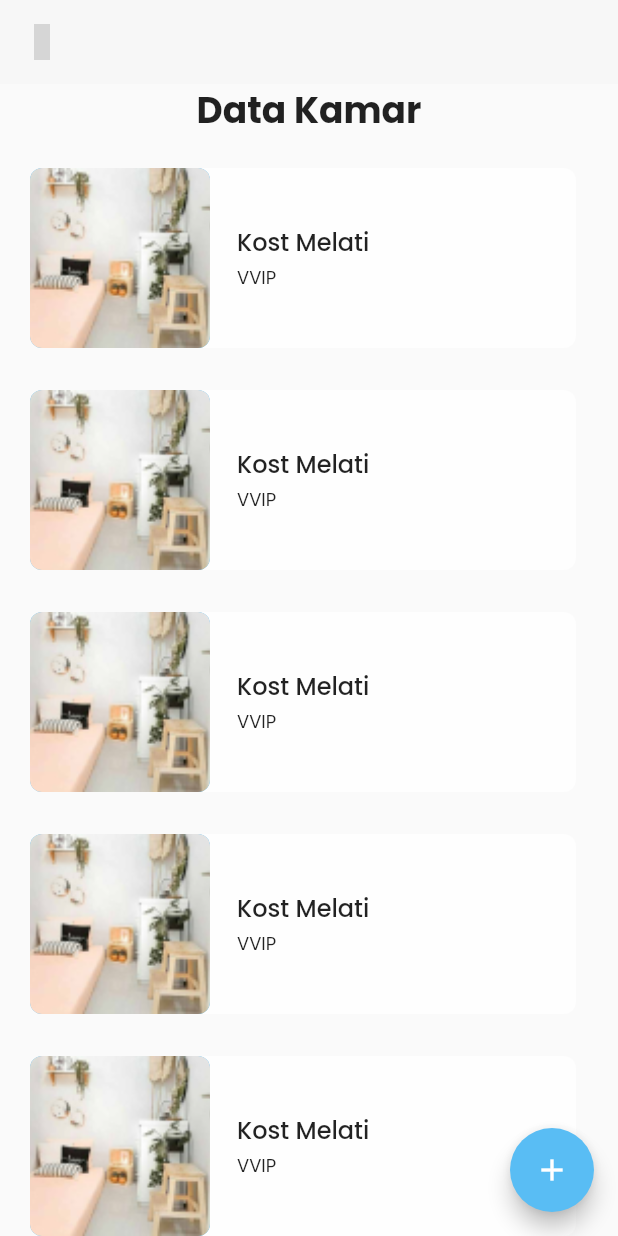
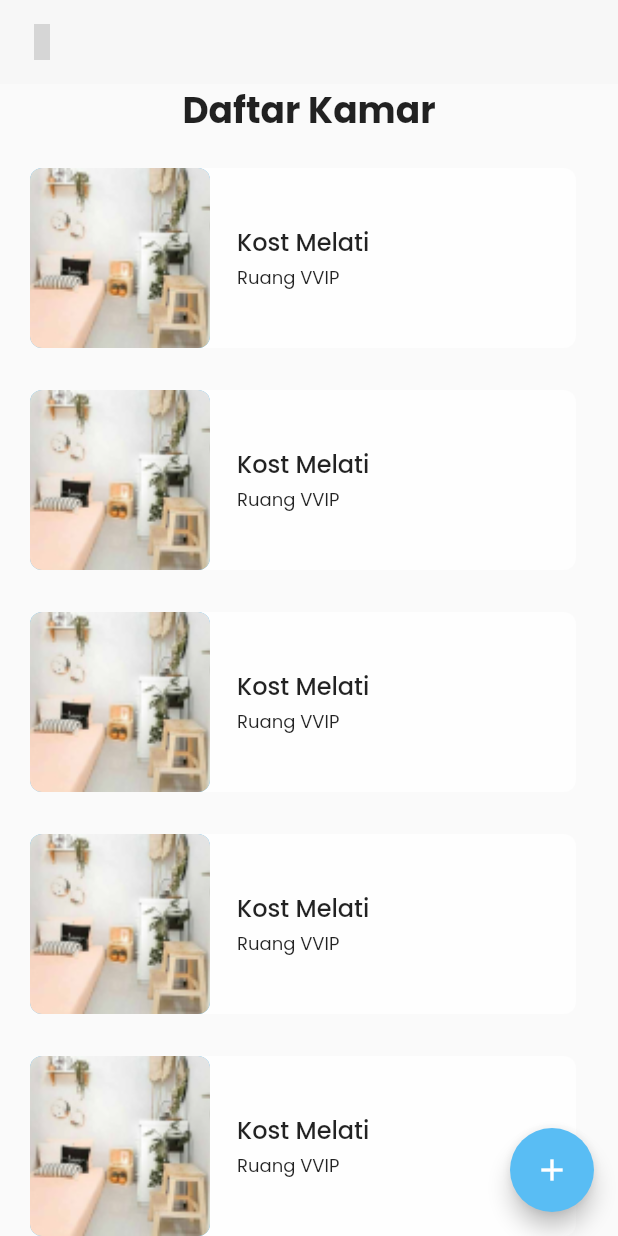
Before and after one commit to imamfirdaus-if/kostanku, a Flutter app: the ListDataKamar screen opened directly, on a phone screen of 412 x 824 dp. Run offline on Flutter 3.47's test engine with Material 2 defaults, Android fonts, the light colour scheme and no system bars; our stand-ins replace google_fonts, iconly; grey boxes are pictures that could not be loaded.

Commit message:
memperbaiki kesalahan text di list data kamar & homepage

```diff
--- a/kostanku/lib/HomePage.dart
+++ b/kostanku/lib/HomePage.dart
@@ -34,7 +34,7 @@ class HomePage extends StatelessWidget {
                   ),
                 );
               },
-              child: Text('Data Kamar'),
+              child: Text('Daftar Kamar'),
             ),
           ],
         ),
--- a/kostanku/lib/modules/Kamar/views/list_dataKamar_view.dart
+++ b/kostanku/lib/modules/Kamar/views/list_dataKamar_view.dart
@@ -34,7 +34,7 @@ class _ListDataKamarState extends State<ListDataKamar> {
       crossAxisAlignment: CrossAxisAlignment.center,
       children: [
         Text(
-          'Data Kamar',
+          'Daftar Kamar',
           textAlign: TextAlign.center,
           style: TextStyle(
             fontSize: 24,
@@ -49,7 +49,7 @@ class _ListDataKamarState extends State<ListDataKamar> {
             itemBuilder: (context, index) {
               return DataKamarCard(
                 kostName: 'Kost Melati',
-                categoryName: 'VVIP',
+                categoryName: 'Ruang VVIP',
               );
             },
             separatorBuilder: (context, index) {
```
